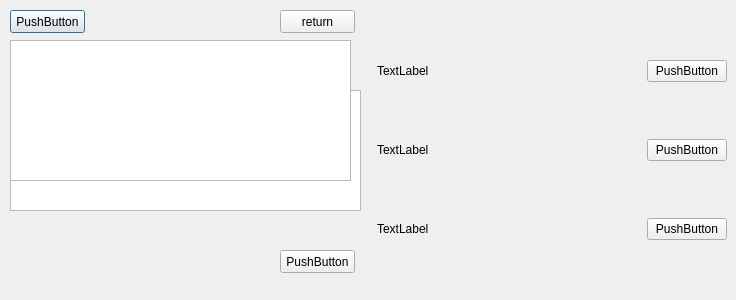
Qt form code/talkDialog.ui (endlesswintertype/textwid) before a commit.
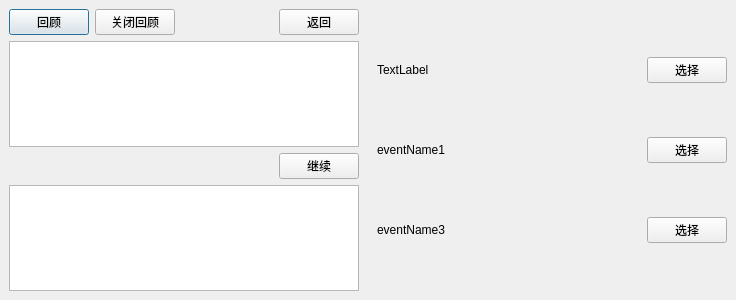
The same form after that commit.

Patch:
```diff
--- a/code/talkDialog.ui
+++ b/code/talkDialog.ui
@@ -31,75 +31,80 @@
    </property>
    <item>
     <widget class="QWidget" name="widget" native="true">
-     <widget class="QPushButton" name="hestoryBtn">
-      <property name="geometry">
-       <rect>
-        <x>10</x>
-        <y>10</y>
-        <width>75</width>
-        <height>23</height>
-       </rect>
-      </property>
-      <property name="text">
-       <string>PushButton</string>
-      </property>
-     </widget>
-     <widget class="QPushButton" name="closeBtn">
-      <property name="geometry">
-       <rect>
-        <x>280</x>
-        <y>10</y>
-        <width>75</width>
-        <height>23</height>
-       </rect>
-      </property>
-      <property name="text">
-       <string>return</string>
-      </property>
-     </widget>
-     <widget class="QTextEdit" name="textContent">
-      <property name="geometry">
-       <rect>
-        <x>10</x>
-        <y>90</y>
-        <width>351</width>
-        <height>121</height>
-       </rect>
-      </property>
-     </widget>
-     <widget class="QPushButton" name="nextBtn">
-      <property name="geometry">
-       <rect>
-        <x>280</x>
-        <y>250</y>
-        <width>75</width>
-        <height>23</height>
-       </rect>
-      </property>
-      <property name="text">
-       <string>PushButton</string>
-      </property>
-     </widget>
-     <widget class="QTextEdit" name="textName">
-      <property name="geometry">
-       <rect>
-        <x>10</x>
-        <y>50</y>
-        <width>71</width>
-        <height>31</height>
-       </rect>
-      </property>
-     </widget>
-     <widget class="QListWidget" name="listWidget">
-      <property name="geometry">
-       <rect>
-        <x>10</x>
-        <y>40</y>
-        <width>341</width>
-        <height>141</height>
-       </rect>
-      </property>
-     </widget>
+     <layout class="QVBoxLayout" name="verticalLayout_3">
+      <item>
+       <layout class="QVBoxLayout" name="verticalLayout_2">
+        <item>
+         <layout class="QHBoxLayout" name="horizontalLayout_5">
+          <item>
+           <widget class="QPushButton" name="historyBtn">
+            <property name="text">
+             <string>回顾</string>
+            </property>
+           </widget>
+          </item>
+          <item>
+           <widget class="QPushButton" name="closeHistory">
+            <property name="text">
+             <string>关闭回顾</string>
+            </property>
+           </widget>
+          </item>
+          <item>
+           <spacer name="horizontalSpacer">
+            <property name="orientation">
+             <enum>Qt::Horizontal</enum>
+            </property>
+            <property name="sizeHint" stdset="0">
+             <size>
+              <width>40</width>
+              <height>20</height>
+             </size>
+            </property>
+           </spacer>
+          </item>
+          <item>
+           <widget class="QPushButton" name="closeBtn">
+            <property name="text">
+             <string>返回</string>
+            </property>
+           </widget>
+          </item>
+         </layout>
+        </item>
+        <item>
+         <widget class="QTextEdit" name="textContent"/>
+        </item>
+        <item>
+         <layout class="QHBoxLayout" name="horizontalLayout_6">
+          <item>
+           <spacer name="horizontalSpacer_2">
+            <property name="orientation">
+             <enum>Qt::Horizontal</enum>
+            </property>
+            <property name="sizeHint" stdset="0">
+             <size>
+              <width>40</width>
+              <height>20</height>
+             </size>
+            </property>
+           </spacer>
+          </item>
+          <item>
+           <widget class="QPushButton" name="nextBtn">
+            <property name="text">
+             <string>继续</string>
+            </property>
+           </widget>
+          </item>
+         </layout>
+        </item>
+       </layout>
+      </item>
+      <item>
+       <widget class="QListWidget" name="listWidget"/>
+      </item>
+     </layout>
     </widget>
    </item>
    <item>
@@ -117,7 +122,7 @@
         <item>
          <widget class="QPushButton" name="optionBtn">
           <property name="text">
-           <string>PushButton</string>
+           <string>选择</string>
           </property>
          </widget>
         </item>
@@ -128,14 +133,14 @@
         <item>
          <widget class="QLabel" name="textLabel2">
           <property name="text">
-           <string>TextLabel</string>
+           <string>eventName1</string>
           </property>
          </widget>
         </item>
         <item>
          <widget class="QPushButton" name="optionBtn2">
           <property name="text">
-           <string>PushButton</string>
+           <string>选择</string>
           </property>
          </widget>
         </item>
@@ -146,14 +151,14 @@
         <item>
          <widget class="QLabel" name="textLabel3">
           <property name="text">
-           <string>TextLabel</string>
+           <string>eventName3</string>
           </property>
          </widget>
         </item>
         <item>
          <widget class="QPushButton" name="optionBtn3">
           <property name="text">
-           <string>PushButton</string>
+           <string>选择</string>
           </property>
          </widget>
         </item>
```
Left out of the diff: 6 changed lines with no effect on the pictures.
